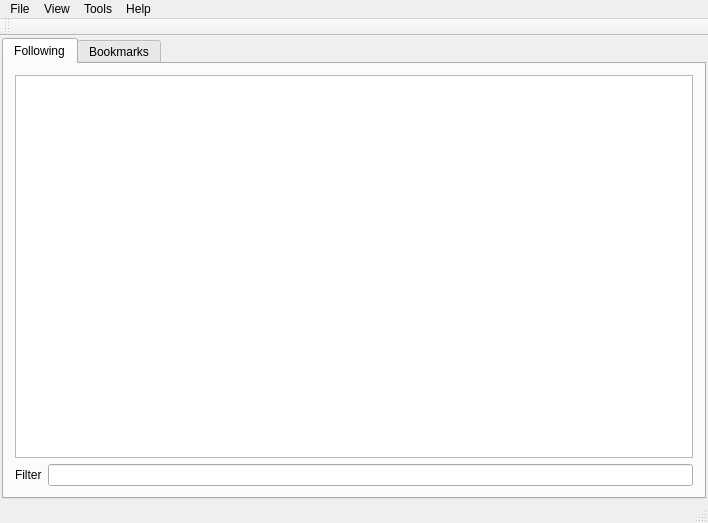
First picture: the form in tpmainwindow.ui, repository scuq/agtv, before the edit.
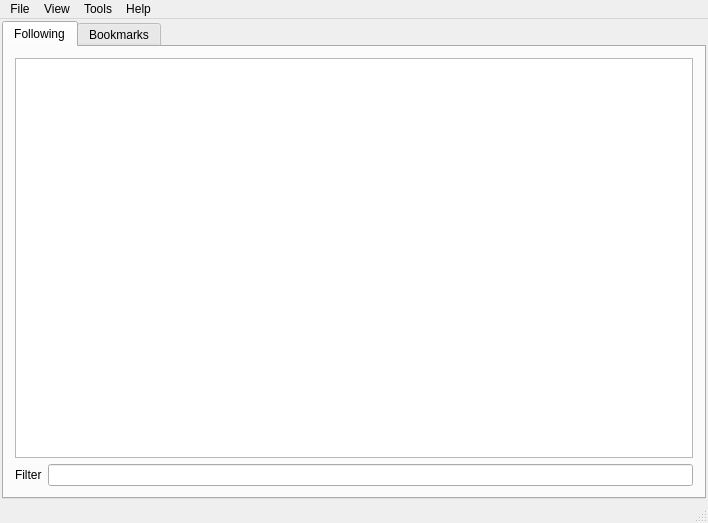
Second picture: the form after the edit. Icons and pictures are not drawn.

Commit message: removed hidden toolbar

Patch:
```diff
--- a/tpmainwindow.ui
+++ b/tpmainwindow.ui
@@ -267,14 +267,6 @@
    <addaction name="menuTools"/>
    <addaction name="menuHelp"/>
   </widget>
-  <widget class="QToolBar" name="mainToolBar">
-   <attribute name="toolBarArea">
-    <enum>TopToolBarArea</enum>
-   </attribute>
-   <attribute name="toolBarBreak">
-    <bool>false</bool>
-   </attribute>
-  </widget>
   <widget class="QStatusBar" name="statusBar"/>
   <action name="actionSetup_Twitch_Auth">
    <property name="icon">
```
The commit also changes 1 other file.
